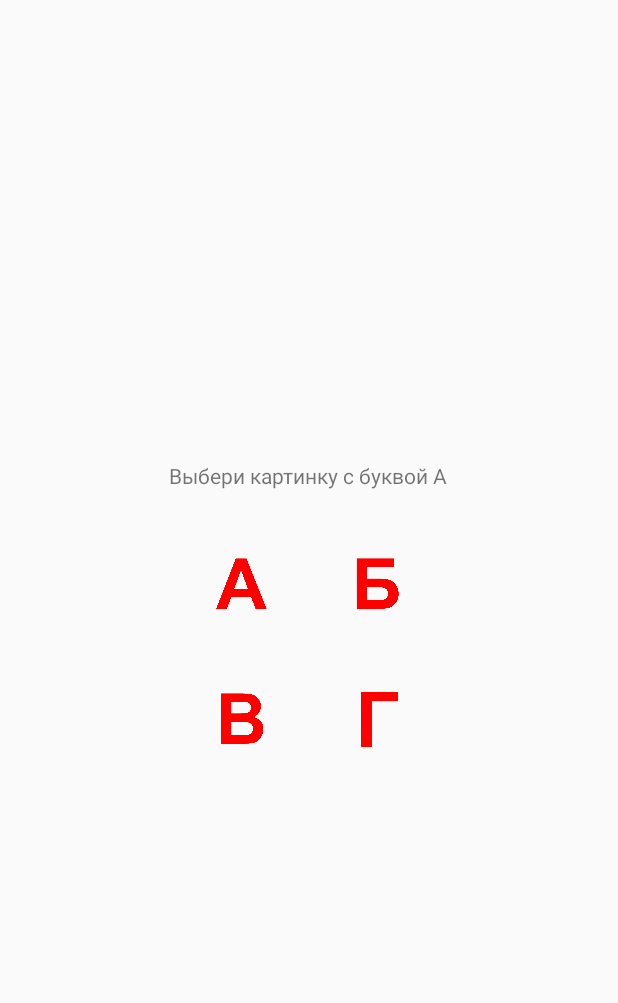
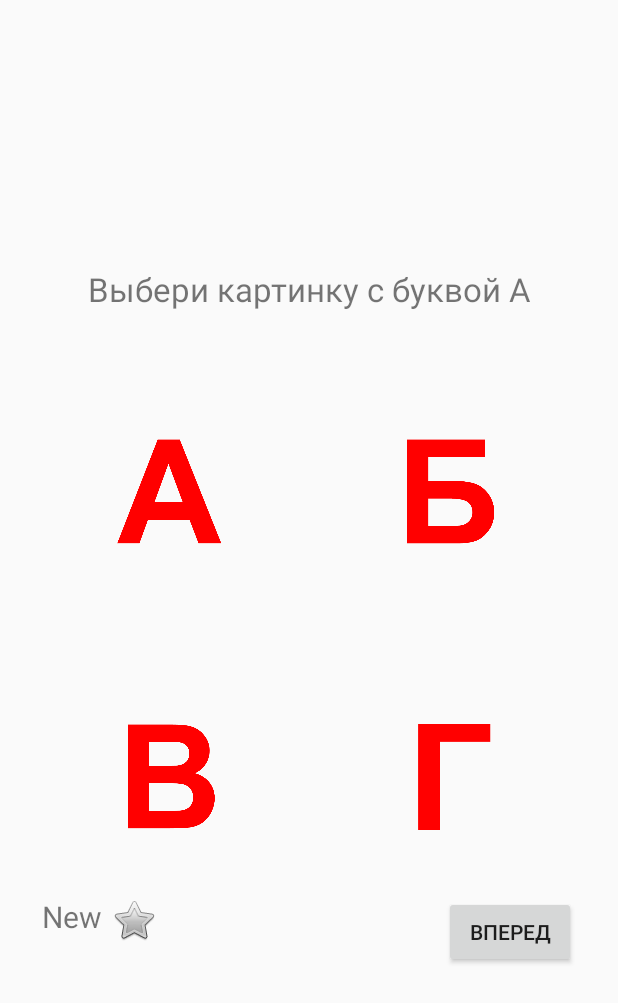
Before and after one commit to putnik-busy/diplom, an Android app: the screen it shows after launch (Activity_test), after a tap on "ПРОВЕРЯЛКА", on a phone screen of 412 x 824 dp. Shown: the top 1003 px of the screen. Run offline under Robolectric (Android 15) with nearby library versions, the phone set to English and light mode, and no system bars.

Commit message:
отредактировал layout

```diff
--- a/app/src/main/res/layout/fragment_test.xml
+++ b/app/src/main/res/layout/fragment_test.xml
@@ -1,61 +1,106 @@
 <?xml version="1.0" encoding="utf-8"?>
 <LinearLayout xmlns:android="http://schemas.android.com/apk/res/android"
-              android:orientation="vertical"
               android:layout_width="match_parent"
               android:layout_height="match_parent"
-              android:gravity="center">
+              android:gravity="center"
+              android:orientation="vertical"
+              android:weightSum="1">
+
     <LinearLayout
         android:layout_width="match_parent"
         android:layout_height="wrap_content"
-    android:orientation="horizontal"
-    android:gravity="center"
-    android:layout_marginBottom="10dp">
+        android:layout_marginBottom="10dp"
+        android:orientation="horizontal">
 
         <TextView
             android:id="@+id/textViewTestWord"
-        android:layout_width="wrap_content"
+            android:layout_width="match_parent"
             android:layout_height="wrap_content"
-        android:layout_gravity="center"
-        android:text="123123"/>
+            android:gravity="center"
+            android:text="123123"
+            android:textSize="22sp"/>
     </LinearLayout>
 
 
     <LinearLayout
         android:layout_width="match_parent"
         android:layout_height="wrap_content"
-        android:orientation="horizontal"
-        android:gravity="center">
+        android:layout_margin="20dp"
+        android:gravity="center"
+        android:orientation="horizontal">
+
         <ImageView
-            android:layout_width="90dp"
-            android:layout_height="90dp"
             android:id="@+id/button_1"
+            android:layout_width="150dp"
+            android:layout_height="150dp"
+            android:layout_weight="1"
             android:src="@android:drawable/btn_star"/>
 
         <ImageView
-            android:layout_width="90dp"
-            android:layout_height="90dp"
-            android:src="@android:drawable/btn_star"
-            android:id="@+id/button_2"/>
+            android:id="@+id/button_2"
+            android:layout_width="150dp"
+            android:layout_height="150dp"
+            android:layout_weight="1"
+            android:src="@android:drawable/btn_star"/>
 
     </LinearLayout>
 
     <LinearLayout
         android:layout_width="match_parent"
         android:layout_height="wrap_content"
-        android:orientation="horizontal"
-        android:gravity="center">
-        <ImageView
-            android:layout_width="90dp"
-            android:layout_height="90dp"
-            android:src="@android:drawable/btn_star"
-            android:id="@+id/button_3"/>
+        android:layout_margin="20dp"
+        android:gravity="center"
+        android:orientation="horizontal">
 
         <ImageView
-            android:layout_width="90dp"
-            android:layout_height="90dp"
-            android:src="@android:drawable/btn_star"
-            android:id="@+id/button_4"/>
+            android:id="@+id/button_3"
+            android:layout_width="150dp"
+            android:layout_height="150dp"
+            android:layout_weight="1"
+            android:src="@android:drawable/btn_star"/>
+
+        <ImageView
+            android:id="@+id/button_4"
+            android:layout_width="150dp"
+            android:layout_height="150dp"
+            android:layout_weight="1"
+            android:src="@android:drawable/btn_star"/>
 
     </LinearLayout>
 
+<RelativeLayout
+    android:layout_width="356dp"
+    android:layout_height="wrap_content">
+
+        <ImageView
+            android:layout_width="wrap_content"
+            android:layout_height="wrap_content"
+            android:src="@android:drawable/btn_star"
+            android:id="@+id/imageView"
+            android:layout_alignParentTop="true"
+            android:layout_toRightOf="@+id/textView"
+            android:layout_toEndOf="@+id/textView"/>
+
+        <Button
+            android:id="@+id/next"
+            android:layout_width="wrap_content"
+            android:layout_height="wrap_content"
+            android:layout_gravity="right"
+            android:text="Вперед"
+            android:layout_centerVertical="true"
+            android:layout_alignParentRight="true"
+            android:layout_alignParentEnd="true"/>
+
+    <TextView
+        android:layout_width="wrap_content"
+        android:layout_height="wrap_content"
+        android:text="New"
+        android:id="@+id/textView"
+        android:layout_marginRight="5dp"
+        android:textSize="20sp"
+        android:layout_alignTop="@+id/next"
+        android:layout_alignParentLeft="true"
+        android:layout_alignParentStart="true"
+        android:layout_alignBottom="@+id/imageView"/>
+</RelativeLayout>
 </LinearLayout>
```
Also changed, not shown: 1 other file. Lines whose indentation alone changed are shown as unchanged.
